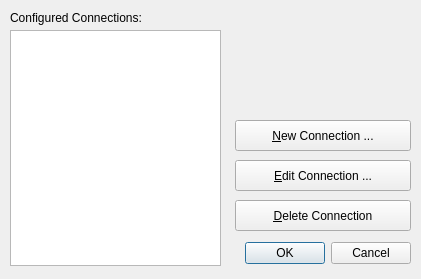
Old version of the form qtSkeleton/manageServersDialog.ui in the repository Wolframe/qtClient.
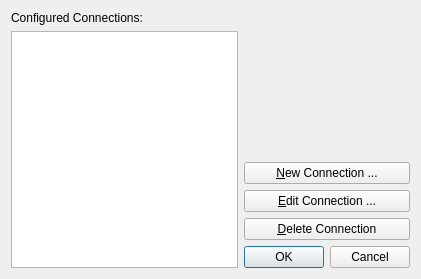
New version of the form. Icons and pictures are not drawn.

Commit message: use layouts for the login and server manage dialogs

```diff
--- a/qtSkeleton/manageServersDialog.ui
+++ b/qtSkeleton/manageServersDialog.ui
@@ -23,67 +23,18 @@
   <property name="modal">
    <bool>true</bool>
   </property>
+  <layout class="QHBoxLayout" name="horizontalLayout">
+   <item>
+    <layout class="QVBoxLayout" name="verticalLayout_2">
+     <item>
   <widget class="QLabel" name="connectionLbl">
-   <property name="geometry">
-    <rect>
-     <x>10</x>
-     <y>10</y>
-     <width>221</width>
-     <height>16</height>
-    </rect>
-   </property>
    <property name="text">
     <string>Configured Connections:</string>
    </property>
   </widget>
-  <widget class="QPushButton" name="editConBttn">
-   <property name="geometry">
-    <rect>
-     <x>235</x>
-     <y>160</y>
-     <width>176</width>
-     <height>31</height>
-    </rect>
-   </property>
-   <property name="text">
-    <string>&amp;Edit Connection ...</string>
-   </property>
-  </widget>
-  <widget class="QPushButton" name="newConnBttn">
-   <property name="geometry">
-    <rect>
-     <x>235</x>
-     <y>120</y>
-     <width>176</width>
-     <height>31</height>
-    </rect>
-   </property>
-   <property name="text">
-    <string>&amp;New Connection ...</string>
-   </property>
-  </widget>
-  <widget class="QPushButton" name="delConnBttn">
-   <property name="geometry">
-    <rect>
-     <x>235</x>
-     <y>200</y>
-     <width>176</width>
-     <height>31</height>
-    </rect>
-   </property>
-   <property name="text">
-    <string>&amp;Delete Connection</string>
-   </property>
-  </widget>
+     </item>
+     <item>
   <widget class="QListWidget" name="connectionList">
-   <property name="geometry">
-    <rect>
-     <x>10</x>
-     <y>30</y>
-     <width>211</width>
-     <height>236</height>
-    </rect>
-   </property>
    <property name="statusTip">
     <string>Connect to the selected server</string>
    </property>
@@ -91,15 +42,29 @@
     <bool>true</bool>
    </property>
   </widget>
+     </item>
+    </layout>
+   </item>
+   <item>
+    <layout class="QVBoxLayout" name="verticalLayout">
+     <item>
+      <spacer name="verticalSpacer">
+       <property name="orientation">
+        <enum>Qt::Vertical</enum>
+       </property>
+       <property name="sizeType">
+        <enum>QSizePolicy::Fixed</enum>
+       </property>
+       <property name="sizeHint" stdset="0">
+        <size>
+         <width>20</width>
+         <height>18</height>
+        </size>
+       </property>
+      </spacer>
+     </item>
+     <item>
   <widget class="QLabel" name="parametersLbl">
-   <property name="geometry">
-    <rect>
-     <x>230</x>
-     <y>20</y>
-     <width>181</width>
-     <height>91</height>
-    </rect>
-   </property>
    <property name="text">
     <string/>
    </property>
@@ -107,19 +72,38 @@
     <set>Qt::AlignLeading|Qt::AlignLeft|Qt::AlignTop</set>
    </property>
   </widget>
+     </item>
+     <item>
+      <widget class="QPushButton" name="newConnBttn">
+       <property name="text">
+        <string>&amp;New Connection ...</string>
+       </property>
+      </widget>
+     </item>
+     <item>
+      <widget class="QPushButton" name="editConBttn">
+       <property name="text">
+        <string>&amp;Edit Connection ...</string>
+       </property>
+      </widget>
+     </item>
+     <item>
+      <widget class="QPushButton" name="delConnBttn">
+       <property name="text">
+        <string>&amp;Delete Connection</string>
+       </property>
+      </widget>
+     </item>
+     <item>
   <widget class="QDialogButtonBox" name="buttonBox">
-   <property name="geometry">
-    <rect>
-     <x>10</x>
-     <y>240</y>
-     <width>401</width>
-     <height>27</height>
-    </rect>
-   </property>
    <property name="standardButtons">
     <set>QDialogButtonBox::Cancel|QDialogButtonBox::Ok</set>
    </property>
   </widget>
+     </item>
+    </layout>
+   </item>
+  </layout>
  </widget>
  <tabstops>
   <tabstop>connectionList</tabstop>
```
Lines whose indentation alone changed are shown as unchanged. The commit also changes 1 other file.
